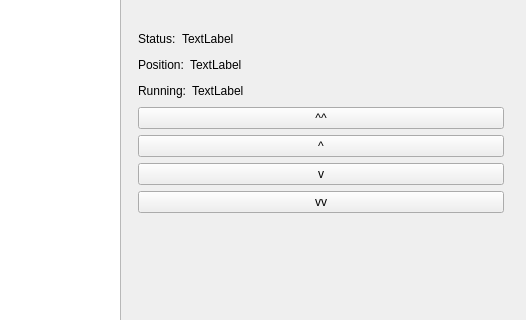
This is mainwindow.ui in jirislaby/ifoxtrot-qt as Qt 5 draws it before an edit; both pictures show x 279 to 805 and y 265 to 585 of the 805 by 705 pixel window. The edited form follows.
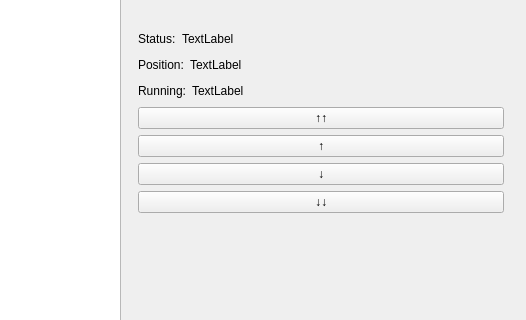
This is the edited form. The open tabs and pages were chosen to show the change.

Commit message: use unicode arrows

The edit to the form file:
```diff
--- a/mainwindow.ui
+++ b/mainwindow.ui
@@ -414,28 +414,28 @@
             <item>
              <widget class="QPushButton" name="pushButtonShutUp">
               <property name="text">
-               <string>^^</string>
+               <string>↑↑</string>
               </property>
              </widget>
             </item>
             <item>
              <widget class="QPushButton" name="pushButtonShutRUp">
               <property name="text">
-               <string>^</string>
+               <string>↑</string>
               </property>
              </widget>
             </item>
             <item>
              <widget class="QPushButton" name="pushButtonShutRDown">
               <property name="text">
-               <string>v</string>
+               <string>↓</string>
               </property>
              </widget>
             </item>
             <item>
              <widget class="QPushButton" name="pushButtonShutDown">
               <property name="text">
-               <string>vv</string>
+               <string>↓↓</string>
               </property>
              </widget>
             </item>
```
The commit also changes 1 other file.
